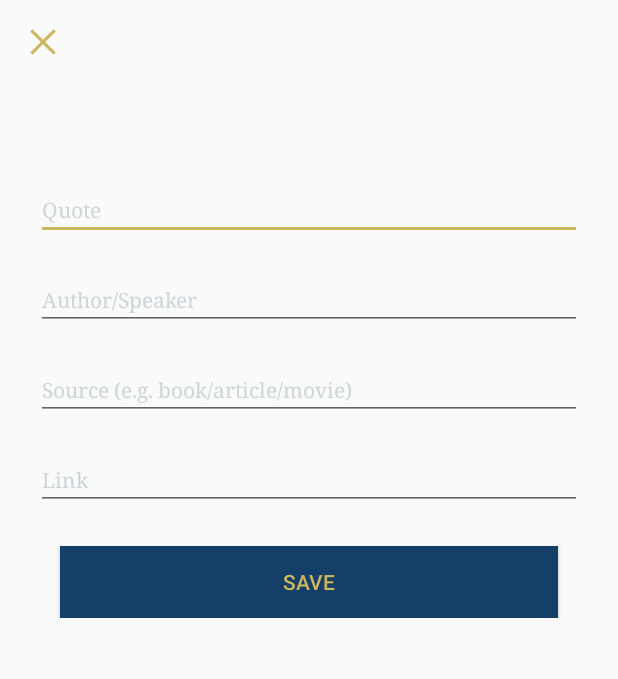
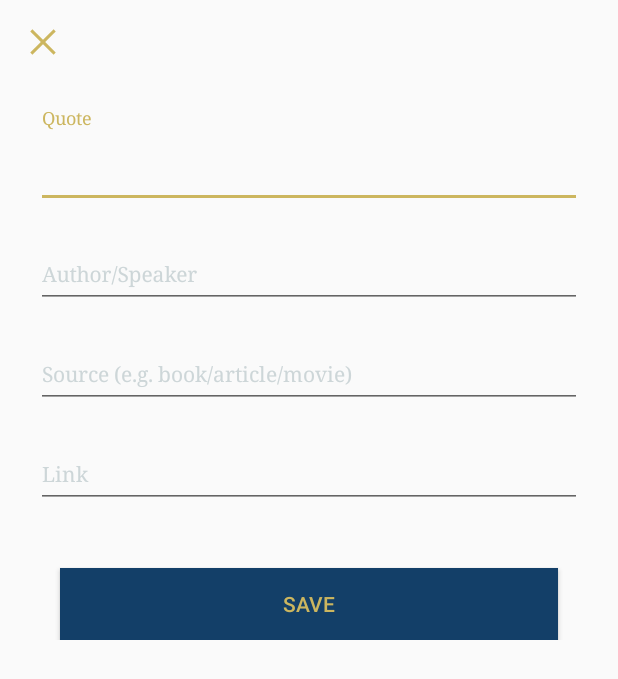
Before and after one commit to joicemarinay/Wicker-Quotes, an Android app: the QuoteWriterActivity screen opened directly, with no data from a screen before it, on a phone screen of 412 x 824 dp. Shown: the top 679 px of the screen. Run offline under Robolectric (Android 15) with nearby library versions, the phone set to English and light mode, and no system bars; 3 statements that could not run were skipped.

Commit message:
Add TextInputLayout in writer fields

```diff
--- a/quotes/src/main/res/layout/wicker_quote_writer_view.xml
+++ b/quotes/src/main/res/layout/wicker_quote_writer_view.xml
@@ -41,60 +41,96 @@
     android:orientation="vertical"
     app:layout_constraintGuide_end="@dimen/margin_padding_midlarge" />
 
+  <!--<editor-fold desc="Quote field">-->
+  <android.support.design.widget.TextInputLayout
+    android:id="@+id/quoteWriter_textinputlayout_quote"
+    android:layout_width="0dp"
+    android:layout_height="wrap_content"
+    android:layout_marginTop="@dimen/margin_padding_large"
+    app:layout_constraintLeft_toRightOf="@id/quoteWriter_guideline_contentLeft"
+    app:layout_constraintRight_toLeftOf="@id/quoteWriter_guideline_contentRight"
+    app:layout_constraintTop_toBottomOf="@id/quoteWriter_button_close">
+
     <EditText
       android:id="@+id/quoteWriter_editText_quote"
       style="@style/wicker_edittext"
-    android:layout_width="0dp"
+      android:layout_width="match_parent"
       android:layout_height="wrap_content"
-    android:layout_marginTop="@dimen/margin_padding_large"
       android:gravity="bottom"
       android:hint="@string/field_quote"
       android:inputType="textCapSentences|textMultiLine"
-    android:lines="4"
-    app:layout_constraintHorizontal_bias="0.0"
-    app:layout_constraintLeft_toRightOf="@id/quoteWriter_guideline_contentLeft"
-    app:layout_constraintRight_toLeftOf="@id/quoteWriter_guideline_contentRight"
-    app:layout_constraintTop_toBottomOf="@id/quoteWriter_button_close"
+      android:lines="2"
       tools:text="Life is about making an impact not making an income." />
+
+  </android.support.design.widget.TextInputLayout>
+  <!--</editor-fold>-->
+
+  <!--<editor-fold desc="Author field">-->
+  <android.support.design.widget.TextInputLayout
+    android:id="@+id/quoteWriter_textinputlayout_author"
+    android:layout_width="0dp"
+    android:layout_height="wrap_content"
+    app:layout_constraintEnd_toStartOf="@id/quoteWriter_guideline_contentRight"
+    app:layout_constraintStart_toStartOf="@id/quoteWriter_guideline_contentLeft"
+    app:layout_constraintTop_toBottomOf="@id/quoteWriter_textinputlayout_quote">
 
     <EditText
       android:id="@+id/quoteWriter_editText_author"
       style="@style/wicker_edittext_singleline"
+      android:layout_width="match_parent"
+      android:layout_height="wrap_content"
+      android:hint="@string/field_author_or_speaker"
+      android:inputType="textCapWords" />
+
+  </android.support.design.widget.TextInputLayout>
+  <!--</editor-fold>-->
+
+  <!--<editor-fold desc="Source field">-->
+  <android.support.design.widget.TextInputLayout
+    android:id="@+id/quoteWriter_textinputlayout_source"
     android:layout_width="0dp"
     android:layout_height="wrap_content"
-    android:layout_marginTop="@dimen/margin_padding_xmedium"
-    android:hint="@string/field_author_or_speaker"
-    android:inputType="textCapWords"
-    android:singleLine="true"
     app:layout_constraintEnd_toStartOf="@id/quoteWriter_guideline_contentRight"
-    app:layout_constraintHorizontal_bias="1.0"
     app:layout_constraintStart_toStartOf="@id/quoteWriter_guideline_contentLeft"
-    app:layout_constraintTop_toBottomOf="@id/quoteWriter_editText_quote" />
+    app:layout_constraintTop_toBottomOf="@id/quoteWriter_textinputlayout_author">
 
     <EditText
       android:id="@+id/quoteWriter_editText_source"
       style="@style/wicker_edittext_singleline"
-    android:layout_width="0dp"
+      android:layout_width="match_parent"
       android:layout_height="wrap_content"
-    android:layout_marginTop="@dimen/margin_padding_xmedium"
       android:hint="@string/field_source"
       android:inputType="textCapWords"
       app:layout_constraintEnd_toStartOf="@id/quoteWriter_guideline_contentRight"
       app:layout_constraintStart_toStartOf="@id/quoteWriter_guideline_contentLeft"
-    app:layout_constraintTop_toBottomOf="@id/quoteWriter_editText_author" />
+      app:layout_constraintTop_toBottomOf="@id/quoteWriter_textinputlayout_author" />
 
+  </android.support.design.widget.TextInputLayout>
+  <!--</editor-fold>-->
+
+  <!--<editor-fold desc="Link field">-->
   <!-- input type textUri also includes ".com" key in keyboard -->
+  <android.support.design.widget.TextInputLayout
+    android:id="@+id/quoteWriter_textinputlayout_link"
+    android:layout_width="0dp"
+    android:layout_height="wrap_content"
+    app:layout_constraintEnd_toStartOf="@id/quoteWriter_guideline_contentRight"
+    app:layout_constraintStart_toStartOf="@id/quoteWriter_guideline_contentLeft"
+    app:layout_constraintTop_toBottomOf="@id/quoteWriter_textinputlayout_source">
+
     <EditText
       android:id="@+id/quoteWriter_editText_link"
       style="@style/wicker_edittext_singleline"
-    android:layout_width="0dp"
+      android:layout_width="match_parent"
       android:layout_height="wrap_content"
-    android:layout_marginTop="@dimen/margin_padding_xmedium"
       android:hint="@string/field_link"
       android:inputType="textUri"
       app:layout_constraintEnd_toStartOf="@id/quoteWriter_guideline_contentRight"
       app:layout_constraintStart_toStartOf="@id/quoteWriter_guideline_contentLeft"
-    app:layout_constraintTop_toBottomOf="@id/quoteWriter_editText_source" />
+      app:layout_constraintTop_toBottomOf="@id/quoteWriter_textinputlayout_source" />
+
+  </android.support.design.widget.TextInputLayout>
+  <!--</editor-fold>-->
 
   <Button
     android:id="@+id/quoteWriter_button_save"
@@ -109,6 +145,6 @@
     android:text="@string/action_save"
     app:layout_constraintEnd_toStartOf="@id/quoteWriter_guideline_contentRight"
     app:layout_constraintStart_toStartOf="@id/quoteWriter_guideline_contentLeft"
-    app:layout_constraintTop_toBottomOf="@id/quoteWriter_editText_link" />
+    app:layout_constraintTop_toBottomOf="@id/quoteWriter_textinputlayout_link" />
 </android.support.constraint.ConstraintLayout>
 </ScrollView>
```
Lines whose indentation alone changed are shown as unchanged.
